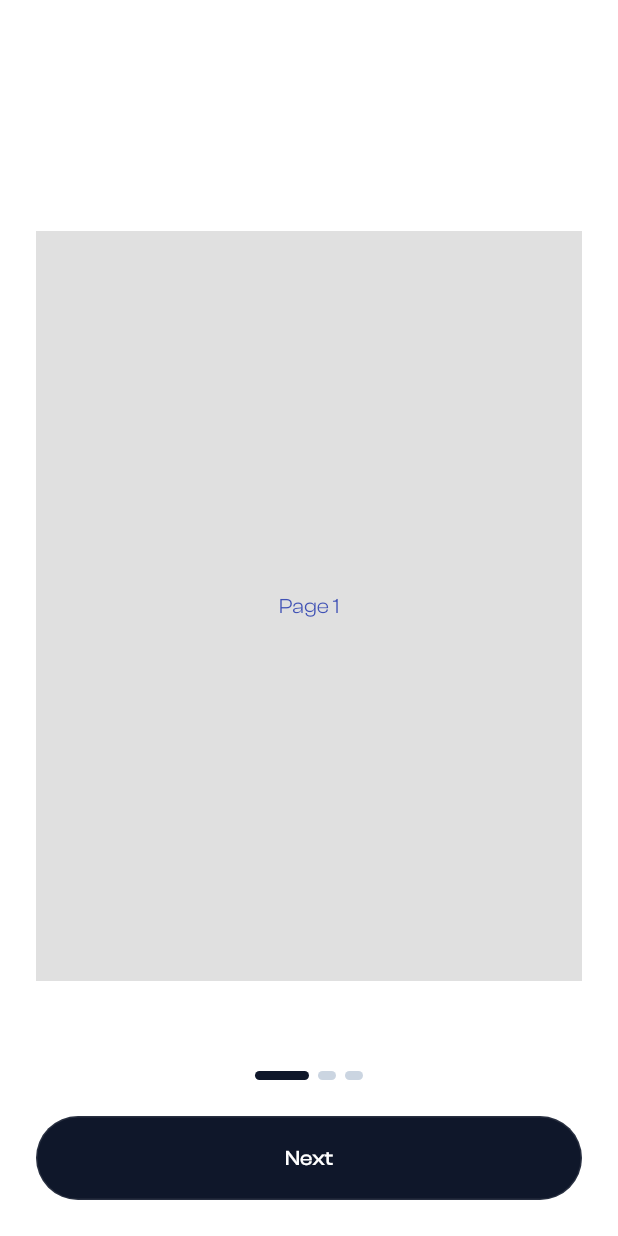
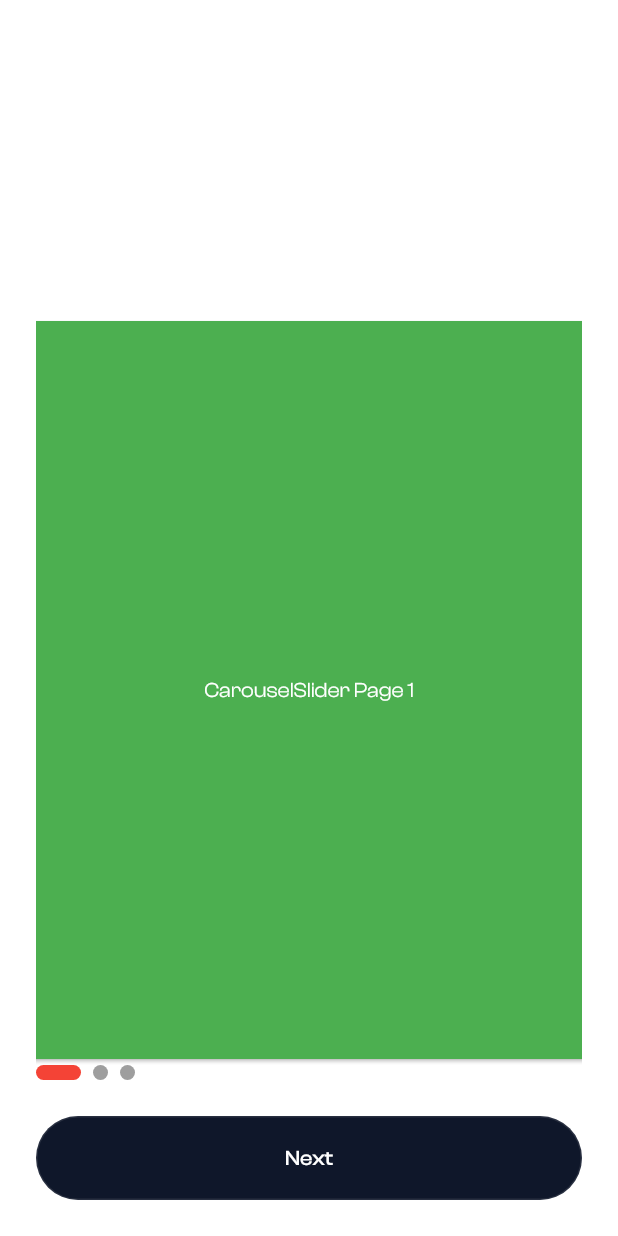
Before and after one commit to leloucheamsted/mokolo, a Flutter app: the OnBoardingPage screen opened by its route, on a phone screen of 412 x 824 dp. Run offline on Flutter 3.47's test engine with Material 2 defaults, Android fonts, the phone set to English and light mode, and no system bars; drawn by our look-alikes of carousel_slider, smooth_page_indicator; our stand-ins replace connectivity_plus, dartz, flutter_modular, flutter_svg, rxdart; project files that could hold a hidden picture were left out.

Commit message:
add carousel view

```diff
--- a/lib/modules/user/presentation/onboarding/pages/onboarding_page.dart
+++ b/lib/modules/user/presentation/onboarding/pages/onboarding_page.dart
@@ -6,7 +6,7 @@ import 'package:mokolo/modules/user/presentation/onboarding/pages/ui/onboarding-
 import 'package:smooth_page_indicator/smooth_page_indicator.dart';
 import '../../../../common/constants/layout_constants.dart';
 import '../../../../common/widgets/widgets.dart';
-
+import 'package:carousel_slider/carousel_slider.dart';
 class OnBoardingPage extends StatefulWidget {
   const OnBoardingPage({super.key});
 
@@ -16,8 +16,30 @@ class OnBoardingPage extends StatefulWidget {
 
 class _OnBoardingPageState extends State<OnBoardingPage> {
   final controller = PageController(viewportFraction: 0.8, keepPage: true);
+    final CarouselController _controller = CarouselController();
+  int _current =0;
+
   @override
   Widget build(BuildContext context) {
+      final pages = List.generate(
+        6,
+        (index) => Container(
+          width: MediaQuery.of(context).size.width,
+              decoration: BoxDecoration(
+              //  borderRadius: BorderRadius.circular(16),
+                color: Colors.grey.shade300,
+              ),
+             // margin: EdgeInsets.symmetric(horizontal: 10, vertical: 4),
+              child: Container(
+                height: 280,
+                child: Center(
+                    child: Text(
+                  "Page $index",
+                  style: TextStyle(color: Colors.indigo),
+                )),
+              ),
+            ));
+
     return Scaffold(
       backgroundColor: Colors.white,
       // appBar: AppBar(
@@ -31,51 +53,134 @@ class _OnBoardingPageState extends State<OnBoardingPage> {
             mainAxisAlignment: MainAxisAlignment.end,
             crossAxisAlignment: CrossAxisAlignment.stretch,
            children: [
-              SingleChildScrollView(
-                child: Column(
-                  mainAxisAlignment: MainAxisAlignment.center,
-                  crossAxisAlignment: CrossAxisAlignment.center,
-                  children: <Widget>[
-                    Container(
-                      color: Colors.grey.shade300,
-                      height: 500,
-                      child: PageView(
-                        // padEnds: false,
-                         physics: const NeverScrollableScrollPhysics(),
-                        pageSnapping: false,
-                        controller: controller,
-                        children: const [
-                          OnBoardingStep1(),
-                          OnBoardingStep2(),
-                          OnBoardingStep3()
-                        ],
+             CarouselSlider(
+          items: const <Widget>[
+            Card(
+              color: Colors.green,
+              child: Center(
+                child: Text('CarouselSlider Page 1'),
               ),
             ),
-                    const SizedBox(
-                      height: 60,
+            Card(
+              color: Colors.amber,
+              child: Center(
+                child: Text('CarouselSlider Page 2'),
               ),
-                    SmoothPageIndicator(
-                      controller: controller,
-                      onDotClicked: (index) {
-                        print("jump");
-                        controller.nextPage(
-                      duration: Duration(milliseconds: 1000),
-                      curve: Curves.easeIn);
-
-                      },
-                      count: 3,
-                      effect: const ExpandingDotsEffect(
-                        dotColor: ColorPalette.greyScale300,
-                        radius: 32,
-                        activeDotColor: ColorPalette.primaryBase,
-                        spacing: 6.0,
-                        dotHeight: 6,
-                        dotWidth: 12,
+            ),
+            Card(
+              color: Colors.red,
+              child: Center(
+                child: Text('CarouselSlider Page 3'),
+              ),
+            ),
+              Card(
+              color: Colors.red,
+              child: Center(
+                child: Text('CarouselSlider Page 3'),
               ),
             ),
           ],
+          carouselController: _controller,
+
+          options: CarouselOptions(
+            //scrollPhysics: const PageScrollPhysics(),
+            scrollPhysics: const BouncingScrollPhysics(),
+            viewportFraction: 2,
+               aspectRatio: 16/9,
+               disableCenter: true,
+               pageSnapping: true,
+               clipBehavior: Clip.hardEdge,
+            enableInfiniteScroll: false,
+             height: 500,
+            // initialPage: 0,
+            // enlargeCenterPage: true,
+            onPageChanged: (index, reason) {
+              setState(() {
+                _current = index;
+              //  _controller.nextPage(),
+
+              });
+            },
+            scrollDirection: Axis.horizontal,
+          )),
+      AnimatedSmoothIndicator(
+        activeIndex: _current,
+        count: 3,
+        effect: const ExpandingDotsEffect(
+            dotHeight: 10,
+            dotWidth: 10,
+         //   jumpScale: .7,
+          //  verticalOffset: 20,
+            activeDotColor: Colors.red,
+            dotColor: Colors.grey),
       ),
-              ),
+           //   SingleChildScrollView(
+           //     child:
+            //     Column(
+            // crossAxisAlignment: CrossAxisAlignment.center,
+            // children: <Widget>[
+            //   SizedBox(height: 16),
+            //   SizedBox(
+            //     height: 240,
+            //     child: PageView.builder(
+            //       controller: controller,
+            //       // itemCount: pages.length,
+            //       itemBuilder: (_, index) {
+            //         return pages[index % pages.length];
+            //       },
+            //     ),
+            //   ),
+            //   Padding(
+            //     padding: const EdgeInsets.only(top: 24, bottom: 12),
+            //     child: Text(
+            //       'Worm',
+            //       style: TextStyle(color: Colors.black54),
+            //     ),
+            //   ),
+                // Column(
+                //   mainAxisAlignment: MainAxisAlignment.center,
+                //   crossAxisAlignment: CrossAxisAlignment.stretch,
+                //   children: <Widget>[
+                //     Container(
+                //       color: Colors.grey.shade300,
+                //       height: 500,
+                //       child: PageView(
+                //          //physics: const NeverScrollableScrollPhysics(),
+                //         controller: controller,
+                //         children: const [
+                //           OnBoardingStep1(),
+                //           OnBoardingStep2(),
+                //           OnBoardingStep3()
+                //         ],
+                //       ),
+                //     ),
+                //     const SizedBox(
+                //       height: 60,
+                //     ),
+                //     SmoothPageIndicator(
+                //       controller: controller,
+                //       onDotClicked: (index) {
+                //         print("jump");
+                //         controller.nextPage(
+                //       duration: Duration(milliseconds: 1000),
+                //       curve: Curves.easeIn);
+
+                //       },
+                //       count: 3,
+                //       effect: const ExpandingDotsEffect(
+                //         dotColor: ColorPalette.greyScale300,
+                //         radius: 32,
+                //         activeDotColor: ColorPalette.primaryBase,
+                //         spacing: 6.0,
+                //         dotHeight: 6,
+                //         dotWidth: 12,
+                //       ),
+                //     ),
+                //   ],
+                // ),
+            //]
+             //   )
+          //    ),
               const SizedBox(height: LayoutConstants.spacingLarge),
               ActionButton(
                 onPressed: () {
--- a/lib/modules/user/presentation/onboarding/pages/ui/onboarding-step2.dart
+++ b/lib/modules/user/presentation/onboarding/pages/ui/onboarding-step2.dart
@@ -8,10 +8,11 @@ class OnBoardingStep2 extends StatelessWidget {
   @override
   Widget build(BuildContext context) {
       return Container(
-        width: double.infinity,
+       width:MediaQuery.of(context).size.width-48,
               decoration: BoxDecoration(
                 borderRadius: BorderRadius.circular(0),
-                color: Colors.grey.shade300,
+              //  color: Colors.grey.shade300,
+              color: Colors.redAccent
               ),
               margin: EdgeInsets.symmetric(horizontal: 0, vertical: 0),
               child: Container(
--- a/lib/modules/user/presentation/onboarding/pages/ui/onboarding-step3.dart
+++ b/lib/modules/user/presentation/onboarding/pages/ui/onboarding-step3.dart
@@ -6,7 +6,7 @@ class OnBoardingStep3 extends StatelessWidget {
   @override
   Widget build(BuildContext context) {
     return Container(
-      width: double.infinity,
+       width:MediaQuery.of(context).size.width-48,
       decoration: BoxDecoration(
         borderRadius: BorderRadius.circular(0),
         color: Colors.grey.shade300,
--- a/pubspec.yaml
+++ b/pubspec.yaml
@@ -44,6 +44,7 @@ dependencies:
   introduction_slider: ^2.0.1
   smooth_page_indicator: ^1.1.0
   flutter_svg: ^2.0.7
+  carousel_slider: ^4.2.1
 
 dev_dependencies:
   flutter_test:
```
Also changed, not shown: lib/modules/user/presentation/onboarding/pages/ui/onboarding-step1.dart (+26 -41 lines), pubspec.lock. Lines whose indentation alone changed are shown as unchanged.
